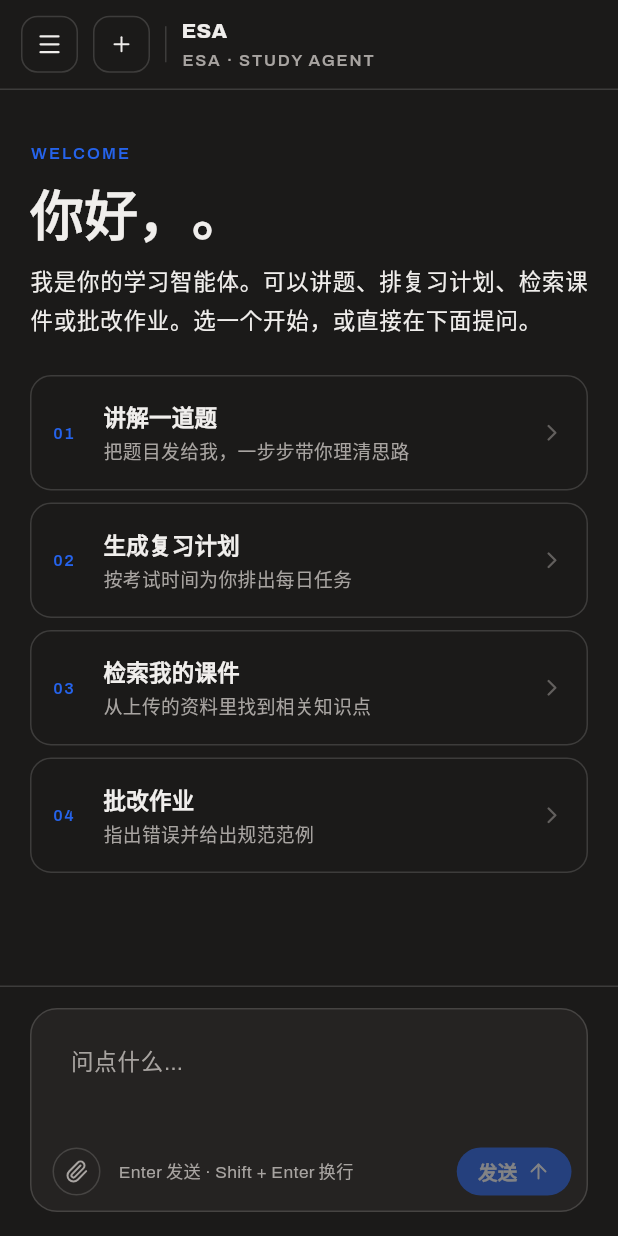
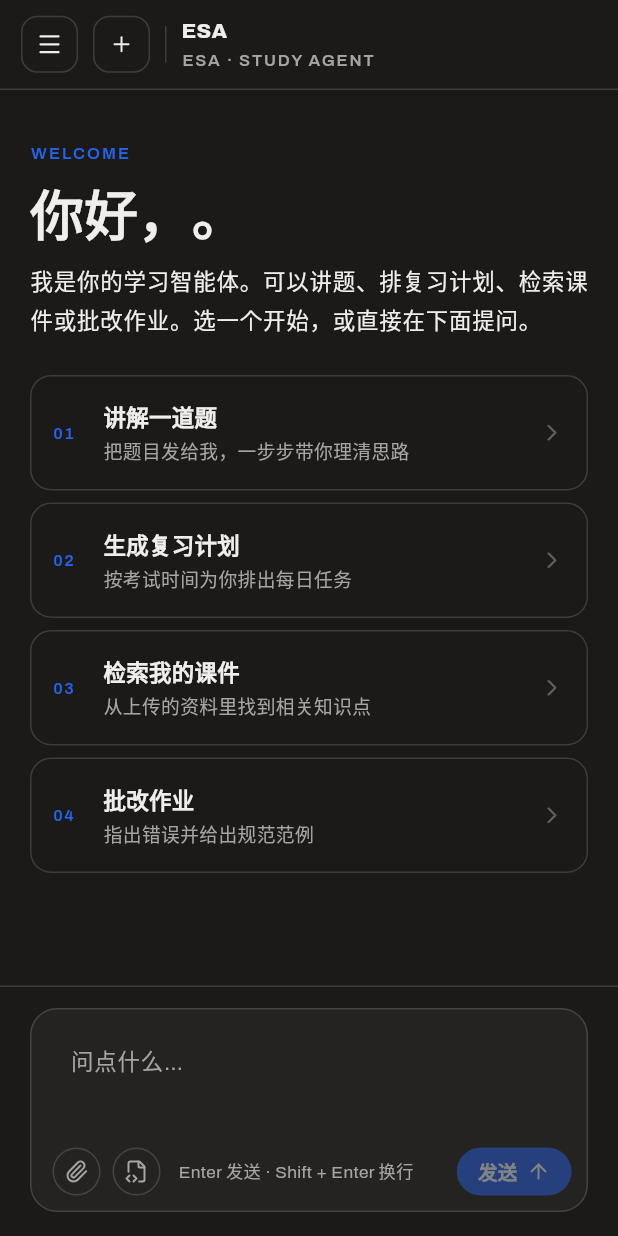
Before and after one commit to LoveLearnLearning/esa, a Flutter app: the ChatPage screen opened directly, on a phone screen of 412 x 824 dp. Run offline on Flutter 3.47's test engine with Material 3 defaults, Android fonts, the phone set to English and light mode, and no system bars; our stand-ins replace flutter_markdown_plus, google_fonts, lucide_icons; missing offline and left inert: flutter_markdown_plus_latex, markdown.

Commit message:
Enable live Markdown chat with production backend

```diff
--- a/frontend/lib/api/api_client.dart
+++ b/frontend/lib/api/api_client.dart
@@ -28,7 +28,7 @@ class ApiClient {
       : baseUrl = baseUrl ??
             const String.fromEnvironment(
               'ESA_API_BASE',
-              defaultValue: 'http://127.0.0.1:8000',
+              defaultValue: 'http://115.29.197.244:51024',
             );
 
   final String baseUrl;
--- a/frontend/lib/config.dart
+++ b/frontend/lib/config.dart
@@ -6,4 +6,4 @@
 //   false => 正常模式 通过 ApiClient 调用真实后端 (见 API.md)
 //
 // 上线前记得改回 false
-const bool kOfflineMode = true;
+const bool kOfflineMode = false;
--- a/frontend/lib/widgets/composer.dart
+++ b/frontend/lib/widgets/composer.dart
@@ -7,6 +7,7 @@ import 'package:lucide_icons/lucide_icons.dart';
 
 import '../theme/esa_context.dart';
 import '../theme/esa_theme.dart';
+import 'esa_markdown.dart';
 
 class Composer extends StatefulWidget {
   const Composer({super.key, required this.busy, required this.onSend});
@@ -22,6 +23,7 @@ class _ComposerState extends State<Composer> {
   final _controller = TextEditingController();
   final _focus = FocusNode();
   String? _attachment; // 模拟附件文件名
+  bool _markdownMode = false;
 
   @override
   void dispose() {
@@ -78,6 +80,18 @@ class _ComposerState extends State<Composer> {
                 child: Column(
                   crossAxisAlignment: CrossAxisAlignment.stretch,
                   children: [
+                    if (_markdownMode && _controller.text.isNotEmpty) ...[
+                      ConstrainedBox(
+                        constraints: const BoxConstraints(maxHeight: 180),
+                        child: SingleChildScrollView(
+                          child: EsaMarkdown(data: _controller.text),
+                        ),
+                      ),
+                      Padding(
+                        padding: const EdgeInsets.symmetric(vertical: 10),
+                        child: Divider(height: 1, color: context.n.divider),
+                      ),
+                    ],
                     Focus(
                       onKeyEvent: _onKey,
                       child: TextField(
@@ -100,11 +114,15 @@ class _ComposerState extends State<Composer> {
                     Row(
                       children: [
                         _attachButton(context),
+                        const SizedBox(width: EsaSpace.sm),
+                        _markdownButton(context),
                         const SizedBox(width: EsaSpace.md),
                         Text(
                           'Enter 发送 · Shift + Enter 换行',
-                          style:
-                              TextStyle(fontSize: 11.5, color: context.n.n600),
+                          style: TextStyle(
+                            fontSize: 11.5,
+                            color: context.n.n600,
+                          ),
                         ),
                         const Spacer(),
                         _sendButton(context),
@@ -135,8 +153,10 @@ class _ComposerState extends State<Composer> {
           children: [
             Icon(LucideIcons.file, size: 14, color: context.n.n600),
             const SizedBox(width: 8),
-            Text(_attachment!,
-                style: TextStyle(fontSize: 12.5, color: context.scheme.onSurface)),
+            Text(
+              _attachment!,
+              style: TextStyle(fontSize: 12.5, color: context.scheme.onSurface),
+            ),
             const SizedBox(width: 8),
             GestureDetector(
               onTap: () => setState(() => _attachment = null),
@@ -165,6 +185,36 @@ class _ComposerState extends State<Composer> {
     );
   }
 
+  Widget _markdownButton(BuildContext context) {
+    final active = _markdownMode;
+
+    return Tooltip(
+      message: active ? '退出 Markdown 输入' : 'Markdown 输入',
+      child: InkWell(
+        onTap: () => setState(() => _markdownMode = !_markdownMode),
+        customBorder: const CircleBorder(),
+        child: AnimatedContainer(
+          duration: EsaMotion.fade,
+          width: 32,
+          height: 32,
+          alignment: Alignment.center,
+          decoration: BoxDecoration(
+            shape: BoxShape.circle,
+            color: active ? EsaColors.accent : Colors.transparent,
+            border: Border.all(
+              color: active ? EsaColors.accent : context.n.divider,
+            ),
+          ),
+          child: Icon(
+            LucideIcons.fileCode2,
+            size: 16,
+            color: active ? EsaColors.onAccent : context.n.n600,
+          ),
+        ),
+      ),
+    );
+  }
+
   Widget _sendButton(BuildContext context) {
     final enabled = _canSend;
     return Opacity(
@@ -182,11 +232,14 @@ class _ComposerState extends State<Composer> {
             child: Row(
               mainAxisSize: MainAxisSize.min,
               children: const [
-                Text('发送',
-                    style: TextStyle(
-                        color: EsaColors.onAccent,
-                        fontSize: 13,
-                        fontWeight: FontWeight.w800)),
+                Text(
+                  '发送',
+                  style: TextStyle(
+                    color: EsaColors.onAccent,
+                    fontSize: 13,
+                    fontWeight: FontWeight.w800,
+                  ),
+                ),
                 SizedBox(width: 6),
                 Icon(LucideIcons.arrowUp, size: 16, color: EsaColors.onAccent),
               ],
--- a/frontend/pubspec.yaml
+++ b/frontend/pubspec.yaml
@@ -37,6 +37,9 @@ dependencies:
   google_fonts: ^8.2.0
   lucide_icons: ^0.257.0
   http: ^1.6.0
+  flutter_markdown_plus: ^1.0.7
+  flutter_markdown_plus_latex: ^1.0.5
+  markdown: ^7.3.0
 
 dev_dependencies:
   flutter_test:
```
Also changed, not shown: frontend/lib/pages/chat_page.dart (+53 -15 lines), frontend/lib/state/app_state.dart (+60 -9 lines), frontend/lib/widgets/assistant_message.dart (+14 -18 lines), frontend/lib/widgets/esa_markdown.dart (added, +103 -0 lines), frontend/lib/main.dart (line endings or trailing spaces), frontend/pubspec.lock, 4 other files.
